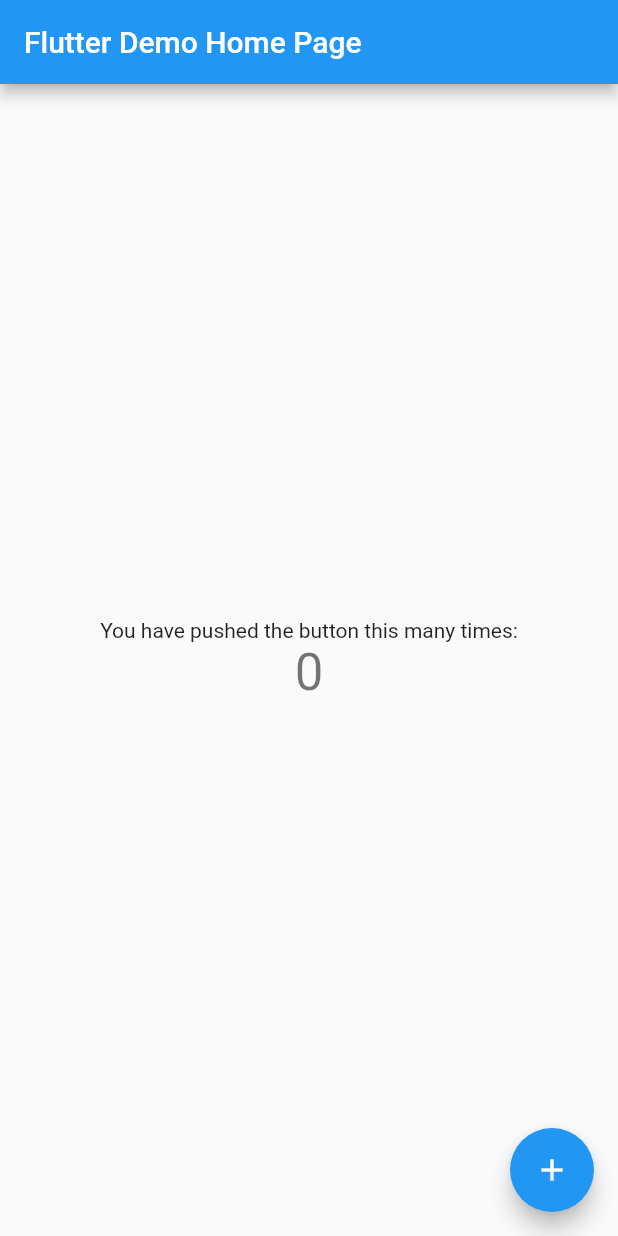
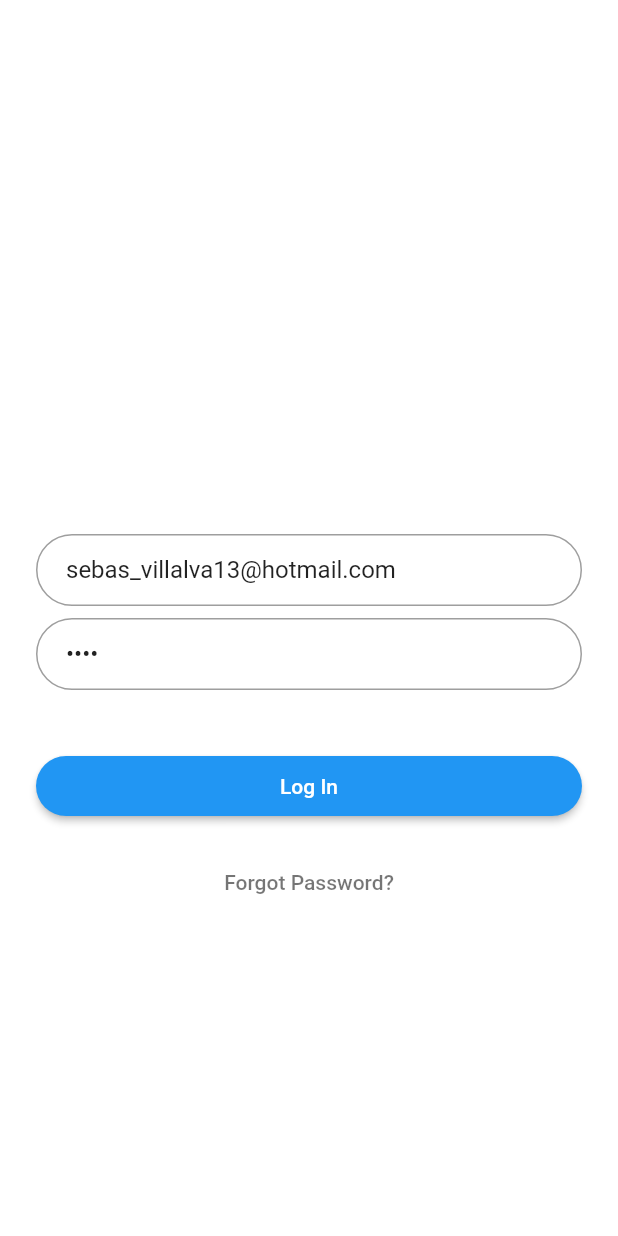
Before and after one commit to SebastianVillarreal/FlutterGpeex, a Flutter app: the screen it shows after launch, on a phone screen of 412 x 824 dp. Run offline on Flutter 3.47's test engine with Material 2 defaults, Android fonts, the phone set to English and light mode, and no system bars.

Commit message:
login estatico

```diff
--- a/gpeex_app/lib/main.dart
+++ b/gpeex_app/lib/main.dart
@@ -1,11 +1,16 @@
 import 'package:flutter/material.dart';
+import 'package:gpeex_app/src/ui/home_page.dart';
+import 'package:gpeex_app/src/ui/login_view.dart';
 
 void main() {
-  runApp(const MyApp());
+  runApp(MyApp());
 }
 
 class MyApp extends StatelessWidget {
-  const MyApp({Key? key}) : super(key: key);
+  final routes = <String, WidgetBuilder>{
+    LoginPage.tag: (context) => LoginPage(),
+    HomePage.tag: (context) => HomePage(),
+  };
 
   // This widget is the root of your application.
   @override
@@ -24,7 +29,8 @@
         // is not restarted.
         primarySwatch: Colors.blue,
       ),
-      home: const MyHomePage(title: 'Flutter Demo Home Page'),
+      home: LoginPage(),
+      routes: routes,
     );
   }
 }
--- a/gpeex_app/lib/src/ui/login_view.dart
+++ b/gpeex_app/lib/src/ui/login_view.dart
@@ -0,0 +1,97 @@
+import 'package:flutter/material.dart';
+import 'package:gpeex_app/src/ui/home_page.dart';
+
+class LoginPage extends StatefulWidget {
+  static String tag = 'login-page';
+
+  @override
+  _LoginPageState createState() => _LoginPageState();
+}
+
+class _LoginPageState extends State<LoginPage> {
+  final ButtonStyle raisedButtonStyle = ElevatedButton.styleFrom(
+      onPrimary: Colors.lightGreenAccent,
+      padding: EdgeInsets.all(12),
+      shape: const RoundedRectangleBorder(
+        borderRadius: BorderRadius.all(Radius.circular(24)),
+      ));
+
+  @override
+  Widget build(BuildContext context) {
+    final logo = Hero(
+      tag: 'hero',
+      child: CircleAvatar(
+        backgroundColor: Colors.transparent,
+        radius: 48.0,
+        //child: Image.asset('assets/logo.png'),
+      ),
+    );
+
+    final email = TextFormField(
+      keyboardType: TextInputType.emailAddress,
+      autofocus: false,
+      initialValue: "sebas_villalva13@hotmail.com",
+      decoration: InputDecoration(
+        hintText: 'Email',
+        contentPadding: EdgeInsets.fromLTRB(20.0, 10.0, 20.0, 10.0),
+        border: OutlineInputBorder(borderRadius: BorderRadius.circular(32.0)),
+      ),
+    );
+
+    final password = TextFormField(
+      autofocus: false,
+      initialValue: 'some',
+      obscureText: true,
+      decoration: InputDecoration(
+        hintText: 'Password',
+        contentPadding: EdgeInsets.fromLTRB(20.0, 10.0, 20.0, 10.0),
+        border: OutlineInputBorder(borderRadius: BorderRadius.circular(32.0)),
+      ),
+    );
+
+    final loginButton = Padding(
+      padding: const EdgeInsets.symmetric(vertical: 16.0),
+      child: ElevatedButton(
+        style: raisedButtonStyle,
+        onPressed: () {
+          Navigator.of(context).pushNamed(HomePage.tag);
+        },
+        child: const Text(
+          "Log In",
+          style: TextStyle(color: Colors.white),
+        ),
+      ),
+    );
+
+    final forgotLabel = TextButton(
+      onPressed: () {},
+      child: Text(
+        "Forgot Password?",
+        style: TextStyle(
+          color: Colors.black54,
+        ),
+      ),
+    );
+
+    return Scaffold(
+      backgroundColor: Colors.white,
+      body: Center(
+        child: ListView(
+            shrinkWrap: true,
+            padding: const EdgeInsets.only(left: 24.0, right: 24.0),
+            children: <Widget>[
+              logo,
+              const SizedBox(height: 48.0),
+              email,
+              const SizedBox(height: 8.0),
+              password,
+              const SizedBox(
+                height: 24.0,
+              ),
+              loginButton,
+              forgotLabel,
+            ]),
+      ),
+    );
+  }
+}
```
Also changed, not shown: gpeex_app/lib/src/ui/home_page.dart (added, +65 -0 lines).
